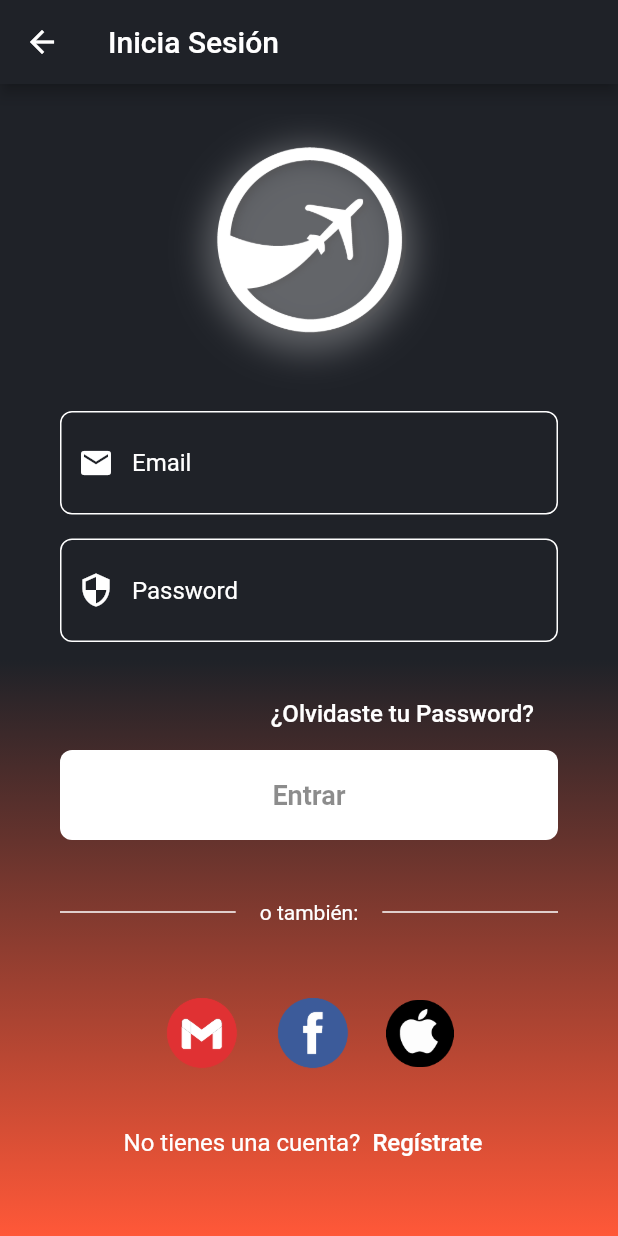
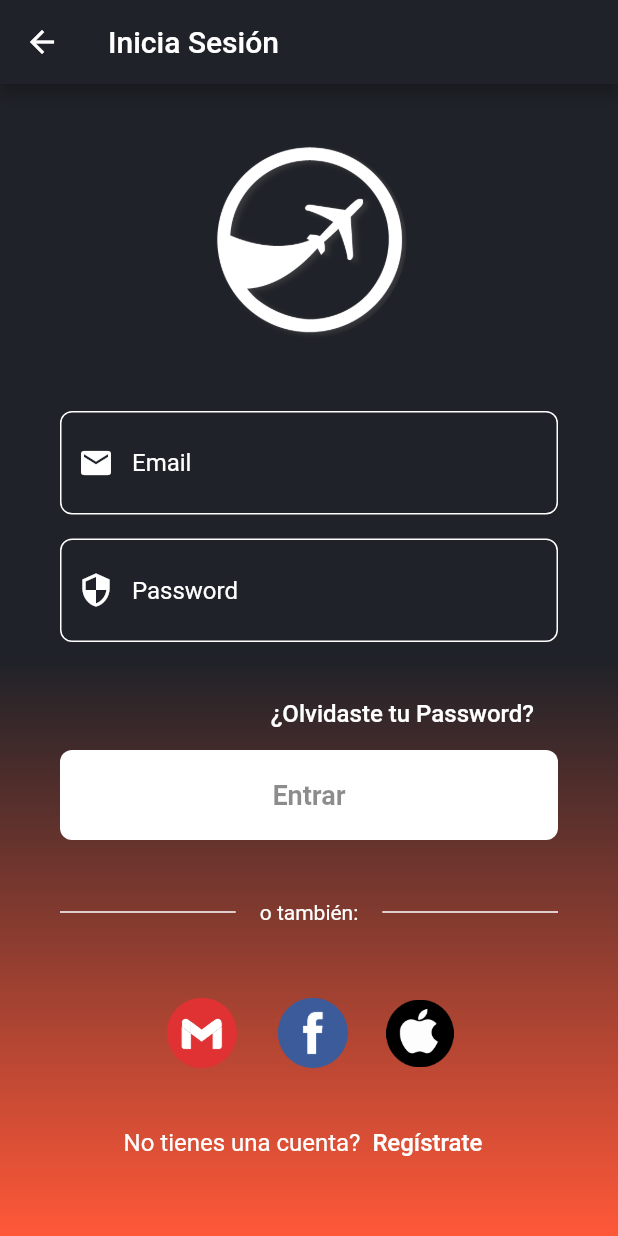
Before and after one commit to gongora7/saludableexpress, a Flutter app: the Login screen opened directly, on a phone screen of 412 x 824 dp. Run offline on Flutter 3.47's test engine with Material 2 defaults, Android fonts, the phone set to English and light mode, and no system bars; our stand-ins replace audioplayers, bloc, cached_network_image, carousel_slider, cloud_firestore, cool_alert and 18 more; missing offline and left inert: flutter_login_facebook, onesignal_flutter, stripe_payment; accounts and stored records are empty; generated files the repository leaves out were written again; network calls fail.

Commit message:
Cambios en Proyecto para Android
Cambios en archivos para app de android

```diff
--- a/lib/src/ui/screens/login_page.dart
+++ b/lib/src/ui/screens/login_page.dart
@@ -59,21 +59,17 @@ class _LoginState extends State<Login> {
                     height: 130.0,
                     decoration: new BoxDecoration(
                         borderRadius: BorderRadius.circular(80),
-                        boxShadow: [
+                        /* boxShadow: [
                           BoxShadow(
                             color: Colors.white.withOpacity(0.3),
                             spreadRadius: 3,
                             blurRadius: 20,
                             offset: Offset(0, 5),
                           )
-                        ],
+                        ],*/
                         image: new DecorationImage(
                             fit: BoxFit.fill,
-                            image: AssetImage("assets/images/logoeev.png")
-                            /* image: new NetworkImage(
-                              "https://store.saludableexpress.com/images/media/2021/06/thumbnail1622601274NjCig02302.png",
-                            )*/
-                            ))),
+                            image: AssetImage("assets/images/logoeev.png")))),
                 SizedBox(height: 8.0),
                 /* Text(
                   "Bienvenido a enelviaje.mx",
--- a/pubspec.yaml
+++ b/pubspec.yaml
@@ -15,7 +15,7 @@
 # In iOS, build-name is used as CFBundleShortVersionString while build-number used as CFBundleVersion.
 # Read more about iOS versioning at
 # https://developer.apple.com/library/archive/documentation/General/Reference/InfoPlistKeyReference/Articles/CoreFoundationKeys.html
-version: 2.0.11+1
+version: 2.0.11+3
 
 analyzer:
   enable-experiment:
```
Also changed, not shown: 2 other files.
